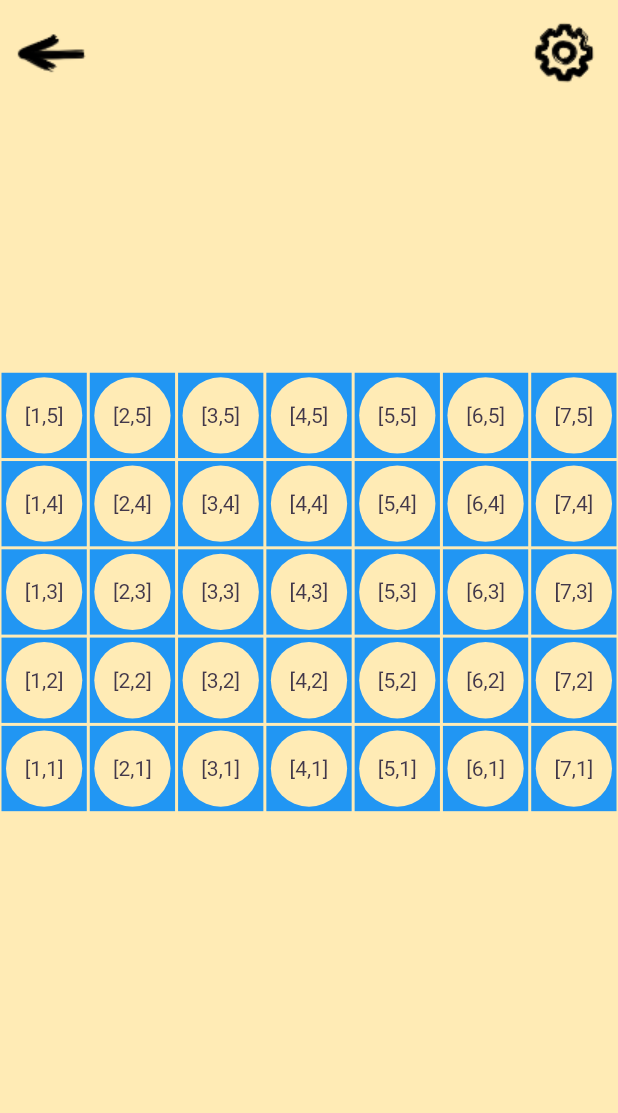
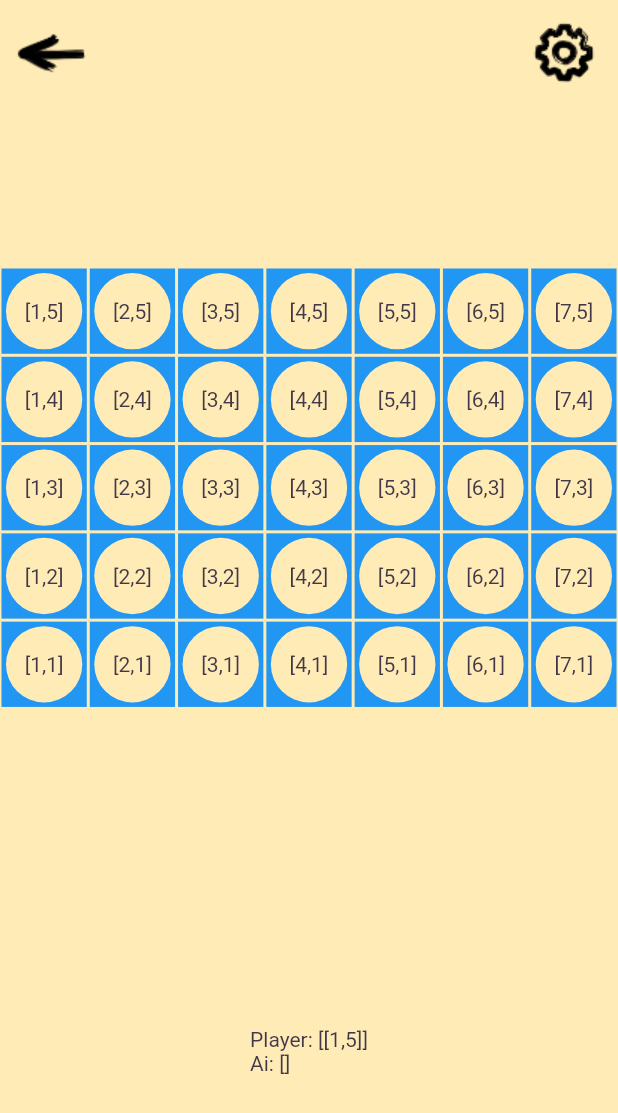
Before and after one commit to davefaliskie/connect_four, a Flutter app: the PlaySessionScreen screen opened directly with sample values from the repository, after a tap on an icon or button, on a phone screen of 412 x 824 dp. Shown: the top 1113 px of the screen. Run offline on Flutter 3.47's test engine with Material 2 defaults, Android fonts, the phone set to English and light mode, and no system bars; our stand-ins replace audioplayers, firebase_core, firebase_crashlytics, go_router, google_mobile_ads, in_app_purchase and 1 more; missing offline and left inert: games_services; accounts and stored records are empty.

Commit message:
add BoardState provider and display playerTaken Tiles

```diff
--- /dev/null
+++ b/lib/src/game_internals/board_state.dart
@@ -0,0 +1,18 @@
+
+import 'package:flutter/material.dart';
+import 'package:game_template/src/game_internals/board_setting.dart';
+import 'package:game_template/src/game_internals/tile.dart';
+
+class BoardState extends ChangeNotifier {
+  final BoardSetting boardSetting;
+  final List<Tile> playerTaken = [];
+  final List<Tile> aiTaken = [];
+
+  BoardState({required this.boardSetting});
+
+  void makeMove(Tile tile) {
+    playerTaken.add(tile);
+    notifyListeners();
+  }
+
+}
--- a/lib/src/play_session/board_tile.dart
+++ b/lib/src/play_session/board_tile.dart
@@ -1,4 +1,5 @@
 import 'package:flutter/material.dart';
+import 'package:game_template/src/game_internals/board_state.dart';
 import 'package:game_template/src/style/palette.dart';
 import 'package:provider/provider.dart';
 
@@ -23,7 +24,7 @@ class _BoardTileState extends State<BoardTile> {
 
     return InkResponse(
       onTap: () {
-        print ("Tapped ${widget.boardIndex}");
+        Provider.of<BoardState>(context, listen: false).makeMove(tile);
       },
       child: Padding(
         padding: const EdgeInsets.all(1.0),
--- a/lib/src/play_session/play_session_screen.dart
+++ b/lib/src/play_session/play_session_screen.dart
@@ -14,6 +14,7 @@ import 'package:provider/provider.dart';
 import '../ads/ads_controller.dart';
 import '../audio/audio_controller.dart';
 import '../audio/sounds.dart';
+import '../game_internals/board_state.dart';
 import '../game_internals/level_state.dart';
 import '../games_services/games_services.dart';
 import '../games_services/score.dart';
@@ -57,6 +58,9 @@ class _PlaySessionScreenState extends State<PlaySessionScreen> {
             onWin: _playerWon,
           ),
         ),
+        ChangeNotifierProvider(create: (context) {
+          return BoardState(boardSetting: boardSetting);
+        })
       ],
       child: IgnorePointer(
         ignoring: _duringCelebration,
@@ -65,7 +69,9 @@ class _PlaySessionScreenState extends State<PlaySessionScreen> {
           body: SafeArea(
             child: Stack(
               children: [
-                Center(
+                Builder(
+                  builder: (context) {
+                    return Center(
                       // This is the entirety of the "game".
                       child: Column(
                         mainAxisAlignment: MainAxisAlignment.center,
@@ -83,7 +89,8 @@ class _PlaySessionScreenState extends State<PlaySessionScreen> {
                                   ),
                                 ),
                                 InkResponse(
-                              onTap: () => GoRouter.of(context).push('/settings'),
+                                  onTap: () =>
+                                      GoRouter.of(context).push('/settings'),
                                   child: Image.asset(
                                     'assets/images/settings.png',
                                     semanticLabel: 'Settings',
@@ -95,8 +102,21 @@ class _PlaySessionScreenState extends State<PlaySessionScreen> {
                           const Spacer(),
                           GameBoard(boardSetting: boardSetting),
                           const Spacer(),
+                          Consumer<BoardState>(
+                              builder: (context, boardState, child) {
+                            return Column(
+                              crossAxisAlignment: CrossAxisAlignment.start,
+                              children: [
+                                Text('Player: ${boardState.playerTaken}'),
+                                Text('Ai: ${boardState.aiTaken}'),
+                              ],
+                            );
+                          }),
+                          const Spacer(),
                         ],
                       ),
+                    );
+                  }
                 ),
                 SizedBox.expand(
                   child: Visibility(
```
Lines whose indentation alone changed are shown as unchanged.
